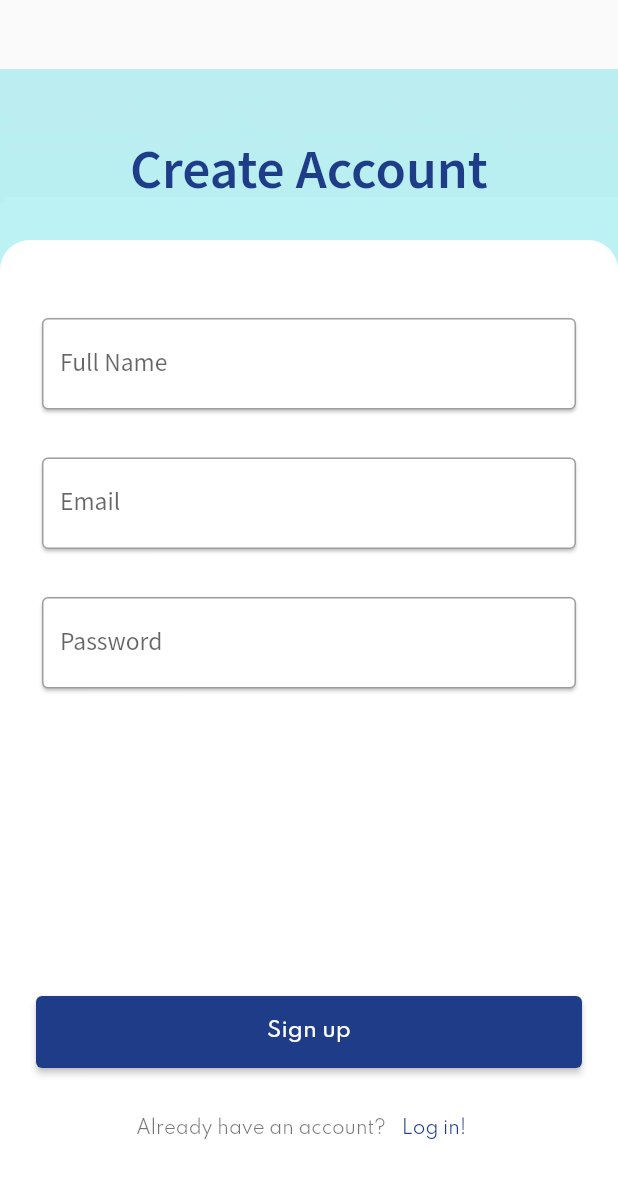
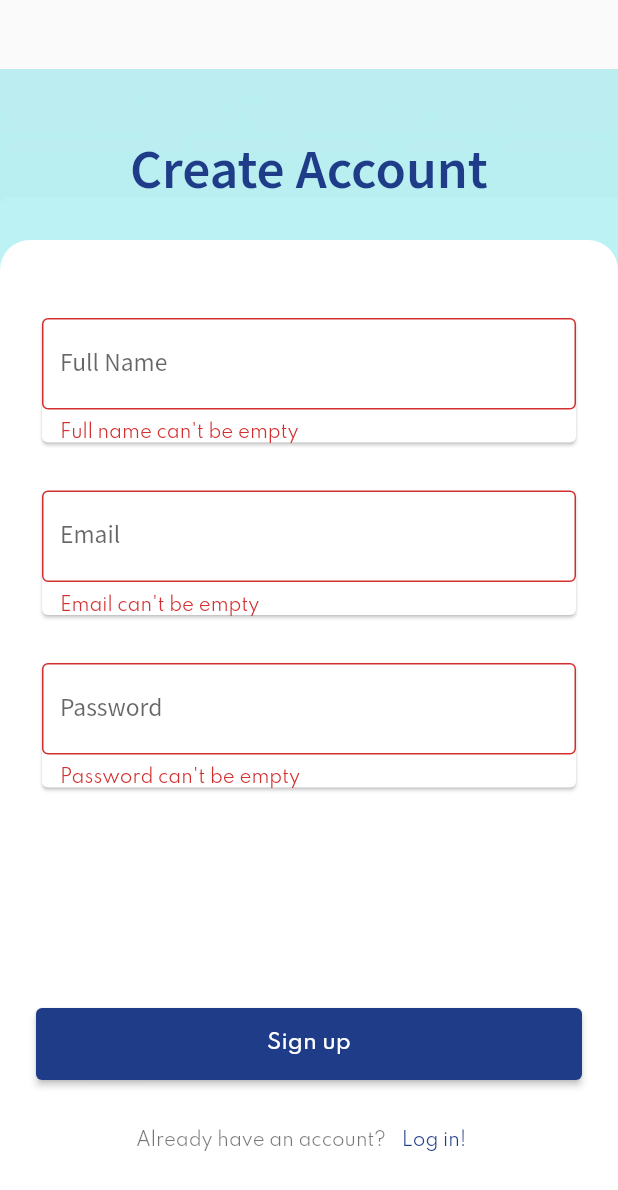
Before and after one commit to Stefanc23/hibye, a Flutter app: the Signup widget shown alone on an empty page, opened directly, on a phone screen of 412 x 824 dp. Shown: the top 1190 px of the screen. Run offline on Flutter 3.47's test engine with Material 2 defaults, Android fonts, the phone set to English and light mode, and no system bars; our stand-ins replace cloud_firestore, firebase_auth, firebase_core; accounts and stored records are empty.

Commit message:
Update signup.dart
SignUp validation TextFormField

```diff
--- a/lib/screens/signup.dart
+++ b/lib/screens/signup.dart
@@ -72,12 +72,20 @@ class _SignupState extends State<Signup> {
                     Padding(
                       padding: EdgeInsets.only(left: 24, right: 24),
                       child: Card(
-                        child: TextField(
+                        child: TextFormField(
+                          autovalidate: true,
+                          validator: (text) {
+                            if (text == null || text.isEmpty) {
+                              return "Full name can't be empty";
+                            }
+                            return null;
+                          },
                           controller: fullNameController,
                           decoration: const InputDecoration(
                             border: OutlineInputBorder(),
                             labelText: 'Full Name',
                           ),
+
                         ),
                       ),
                     ),
@@ -85,7 +93,16 @@ class _SignupState extends State<Signup> {
                     Padding(
                       padding: const EdgeInsets.only(left: 24, right: 24),
                       child: Card(
-                        child: TextField(
+                        child: TextFormField(
+                          autovalidate: true,
+                          validator: (text) {
+                            if (text == null || text.isEmpty) {
+                              return "Email can't be empty";
+                            } else if (text.isValidEmailSignUp() == false) {
+                              return 'Enter a valid email address';
+                            }
+                            return null;
+                          },
                           controller: emailController,
                           decoration: const InputDecoration(
                             border: OutlineInputBorder(),
@@ -98,7 +115,16 @@ class _SignupState extends State<Signup> {
                     Padding(
                       padding: EdgeInsets.only(left: 24, right: 24),
                       child: Card(
-                        child: TextField(
+                        child: TextFormField(
+                          autovalidate: true,
+                          validator: (text) {
+                            if (text == null || text.isEmpty) {
+                              return "Password can't be empty";
+                            } else if(text.length < 8){
+                              return "Password must have atleast 8 character";
+                            }
+                            return null;
+                          },
                           controller: passwordController,
                           obscureText: true,
                           decoration: const InputDecoration(
@@ -115,7 +141,7 @@ class _SignupState extends State<Signup> {
                     PrimaryButton(
                         label: 'Sign up', onPressed: _signupOnPressed),
                     Container(
-                      margin: const EdgeInsets.only(bottom: 48),
+                      margin: const EdgeInsets.only(bottom: 40),
                       child: Row(
                           mainAxisAlignment: MainAxisAlignment.center,
                           children: [
```
